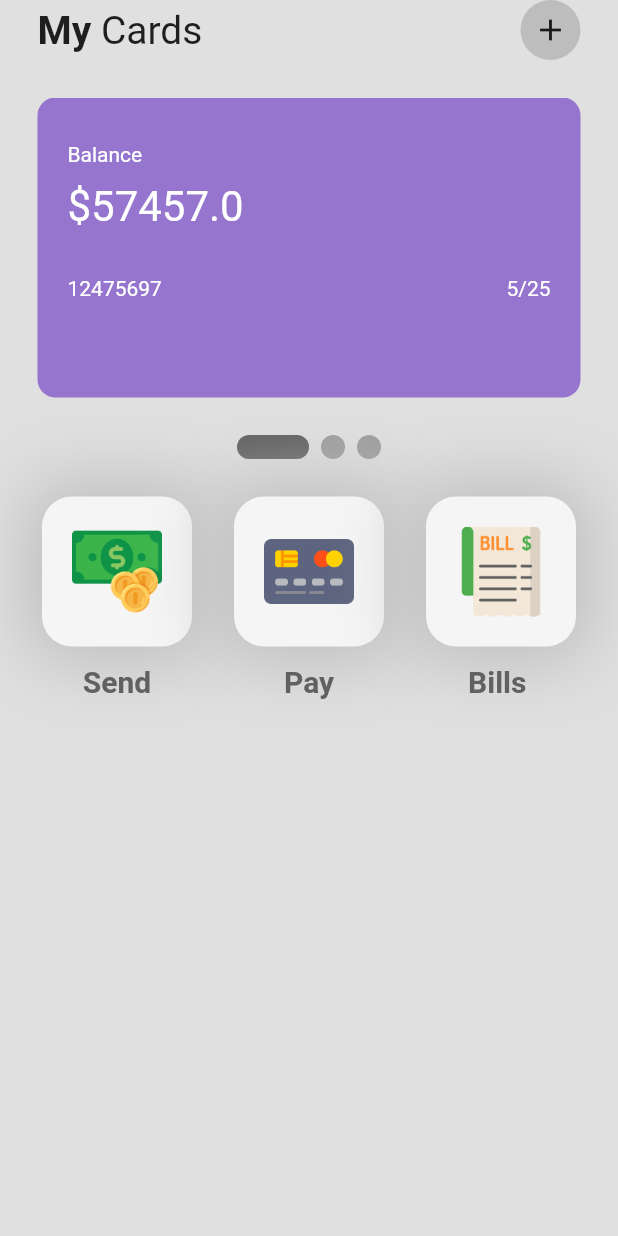
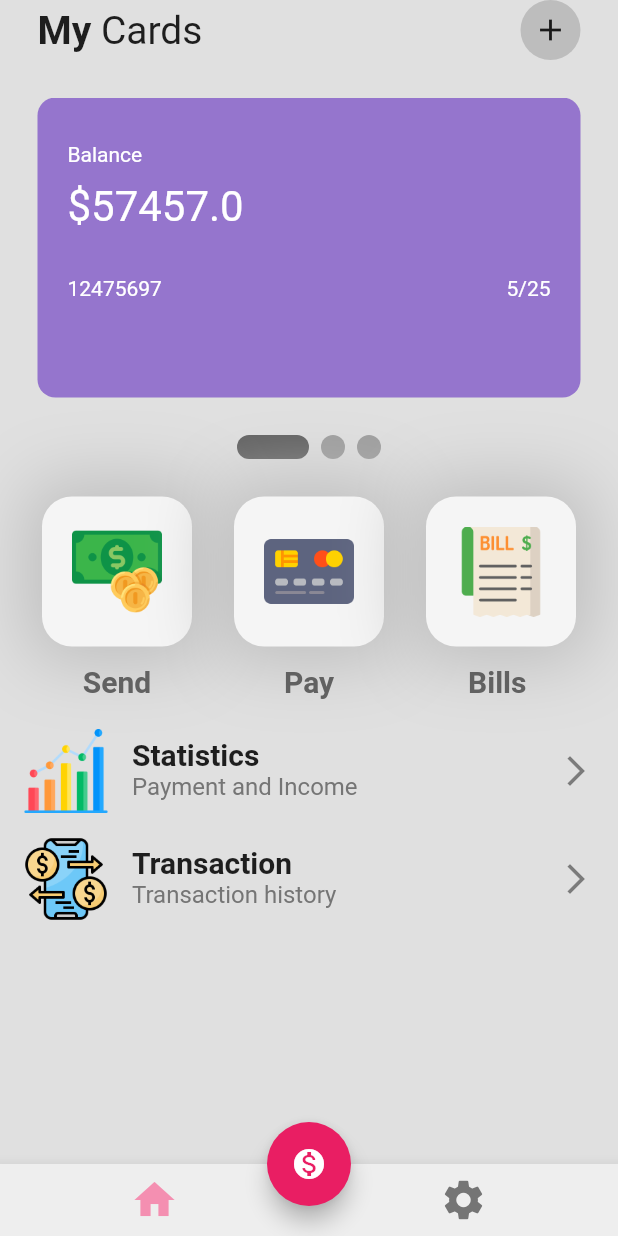
Before and after one commit to rshvraj/wallet_ui, a Flutter app: the screen it shows after launch, on a phone screen of 412 x 824 dp. Run offline on Flutter 3.47's test engine with Material 2 defaults, Android fonts, the phone set to English and light mode, and no system bars; drawn by our look-alikes of smooth_page_indicator.

Commit message:
home page

```diff
--- a/lib/pages/home_page.dart
+++ b/lib/pages/home_page.dart
@@ -18,6 +18,38 @@ class _HomePageState extends State<HomePage> {
   Widget build(BuildContext context) {
     return Scaffold(
       backgroundColor: Colors.grey[300],
+      floatingActionButton: FloatingActionButton(
+        onPressed: () {},
+        backgroundColor: Colors.pink,
+        child: Icon(
+          Icons.monetization_on,
+        ),
+      ),
+      floatingActionButtonLocation: FloatingActionButtonLocation.centerDocked,
+      bottomNavigationBar: BottomAppBar(
+        color: Colors.grey[200],
+        child: Row(
+          mainAxisAlignment: MainAxisAlignment.spaceAround,
+          children: [
+            IconButton(
+              onPressed: () {},
+              icon: Icon(
+                Icons.home,
+                size: 32,
+                color: Colors.pink[200],
+              ),
+            ),
+            IconButton(
+              onPressed: () {},
+              icon: Icon(
+                Icons.settings,
+                size: 32,
+                color: Colors.grey[600],
+              ),
+            ),
+          ],
+        ),
+      ),
       body: SafeArea(
         child: Column(
           children: [
@@ -124,7 +156,54 @@ class _HomePageState extends State<HomePage> {
                 ),
               ],
             ),
+            SizedBox(
+              height: 12,
+            ),
             // column -> stats + transaction
+            Column(
+              children: [
+                ListTile(
+                  leading: Image.asset(
+                    'lib/icons/analysis.png',
+                  ),
+                  title: Text(
+                    'Statistics',
+                    style: TextStyle(
+                      fontWeight: FontWeight.bold,
+                      fontSize: 20,
+                    ),
+                  ),
+                  subtitle: Text(
+                    'Payment and Income',
+                    style: TextStyle(
+                      fontSize: 16,
+                      color: Colors.grey[600],
+                    ),
+                  ),
+                  trailing: Icon(Icons.arrow_forward_ios),
+                ),
+                ListTile(
+                  leading: Image.asset(
+                    'lib/icons/transaction.png',
+                  ),
+                  title: Text(
+                    'Transaction',
+                    style: TextStyle(
+                      fontWeight: FontWeight.bold,
+                      fontSize: 20,
+                    ),
+                  ),
+                  subtitle: Text(
+                    'Transaction history',
+                    style: TextStyle(
+                      fontSize: 16,
+                      color: Colors.grey[600],
+                    ),
+                  ),
+                  trailing: Icon(Icons.arrow_forward_ios),
+                ),
+              ],
+            ),
           ],
         ),
       ),
```
